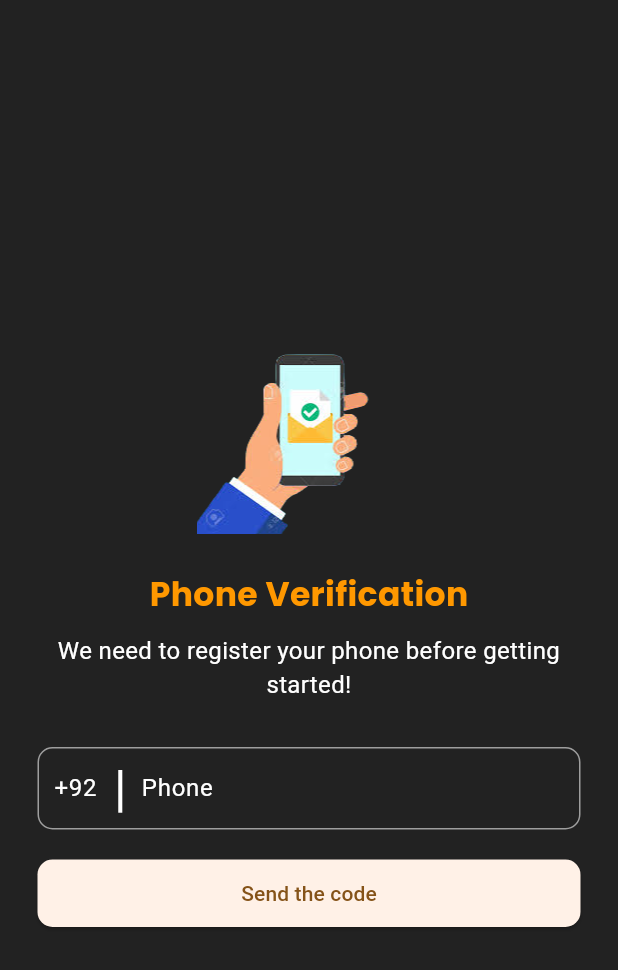
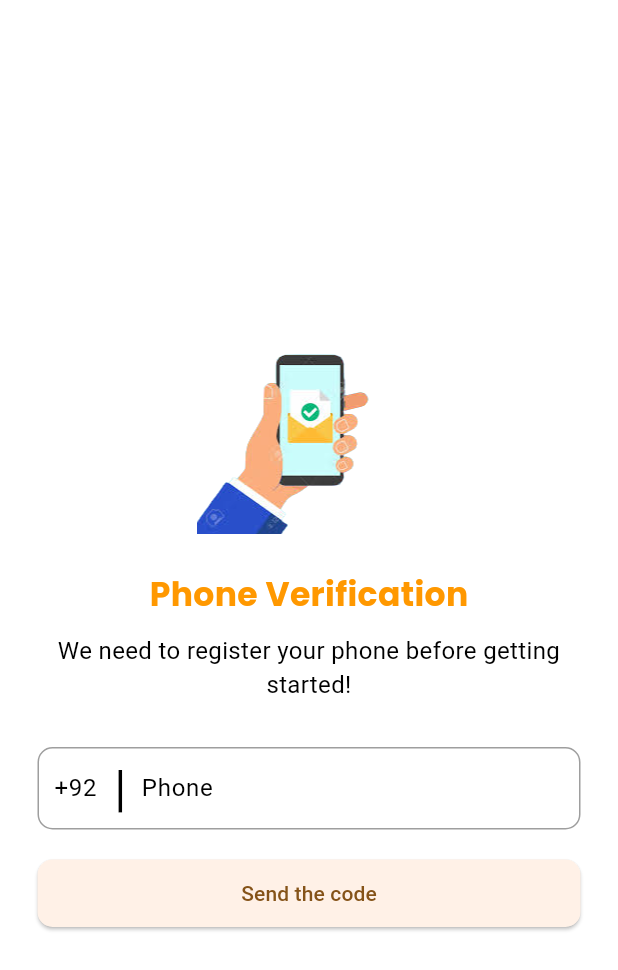
Before and after one commit to MDK-404/e_mechanic, a Flutter app: the CustomerLogin screen opened by its route, on a phone screen of 412 x 824 dp. Shown: the top 970 px of the screen. Run offline on Flutter 3.47's test engine with Material 3 defaults, Android fonts, the phone set to English and light mode, and no system bars; our stand-ins replace cloud_firestore, firebase_auth, firebase_core, firebase_storage, fluttertoast, image_picker and 2 more; accounts and stored records are empty.

Commit message:
customer login done and also collection created in firestore

```diff
--- a/lib/screens/customer_login.dart
+++ b/lib/screens/customer_login.dart
@@ -30,7 +30,7 @@ class _CustomerLoginState extends State<CustomerLogin> {
   @override
   Widget build(BuildContext context) {
     return Scaffold(
-      backgroundColor: Colors.black87,
+      backgroundColor: Colors.white,
       body: Container(
         // color: Colors.black87,
         margin: EdgeInsets.only(left: 25, right: 25),
@@ -60,7 +60,7 @@ class _CustomerLoginState extends State<CustomerLogin> {
               ),
               Text(
                 "We need to register your phone before getting started!",
-                style: TextStyle(fontSize: 16, color: Colors.white),
+                style: TextStyle(fontSize: 16, color: Colors.black),
                 textAlign: TextAlign.center,
               ),
               SizedBox(
@@ -85,12 +85,12 @@ class _CustomerLoginState extends State<CustomerLogin> {
                         decoration: InputDecoration(
                           border: InputBorder.none,
                         ),
-                        style: TextStyle(color: Colors.white),
+                        style: TextStyle(color: Colors.black),
                       ),
                     ),
                     Text(
                       "|",
-                      style: TextStyle(fontSize: 33, color: Colors.white),
+                      style: TextStyle(fontSize: 33, color: Colors.black),
                     ),
                     SizedBox(
                       width: 10,
@@ -104,9 +104,9 @@ class _CustomerLoginState extends State<CustomerLogin> {
                       decoration: InputDecoration(
                         border: InputBorder.none,
                         hintText: "Phone",
-                        hintStyle: TextStyle(color: Colors.white),
+                        hintStyle: TextStyle(color: Colors.black),
                       ),
-                      style: TextStyle(color: Colors.white),
+                      style: TextStyle(color: Colors.black),
                     ))
                   ],
                 ),
--- a/lib/screens/splash_screen.dart
+++ b/lib/screens/splash_screen.dart
@@ -74,8 +74,7 @@ class _SplashScreenState extends State<SplashScreen> {
                 "Let's get started",
                 style: TextStyle(
                   fontSize: 20,
-                  color: Colors.white,
-                  decoration: TextDecoration.underline,
+                  color: Colors.black,
                 ),
               ),
             ),
```
Also changed, not shown: firebase.json, lib/firebase_options.dart, 1 other file.
